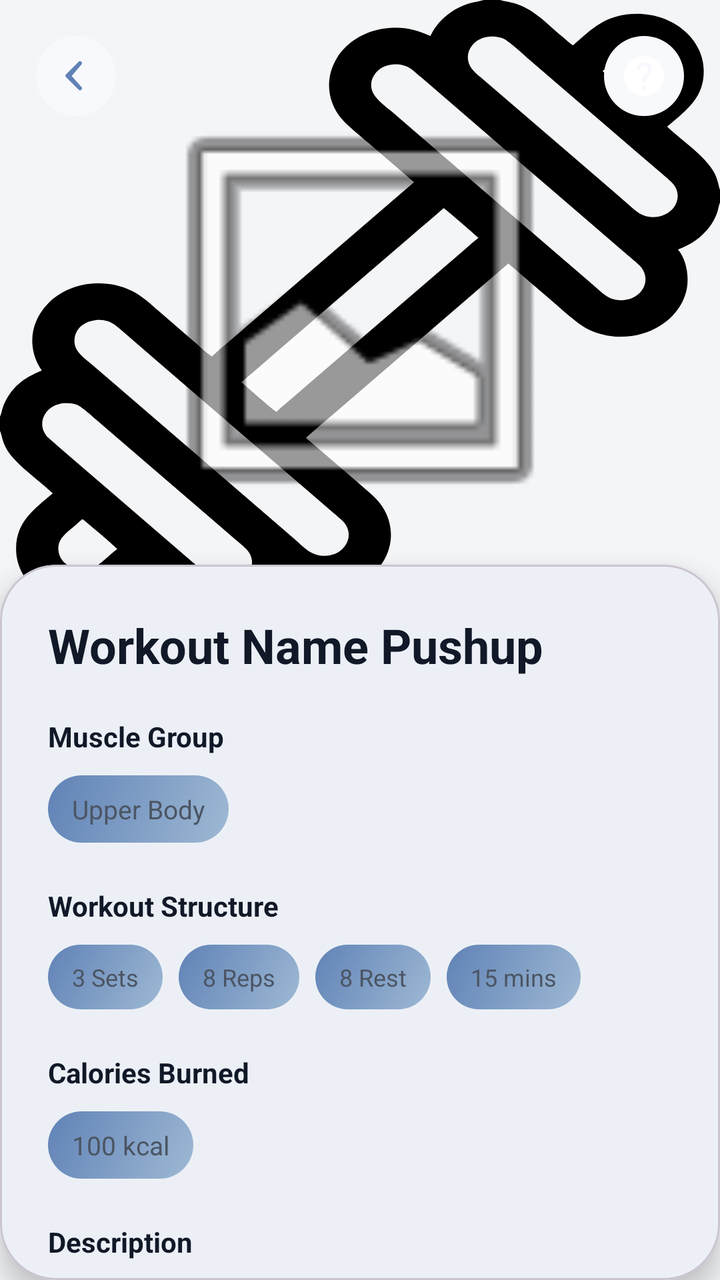
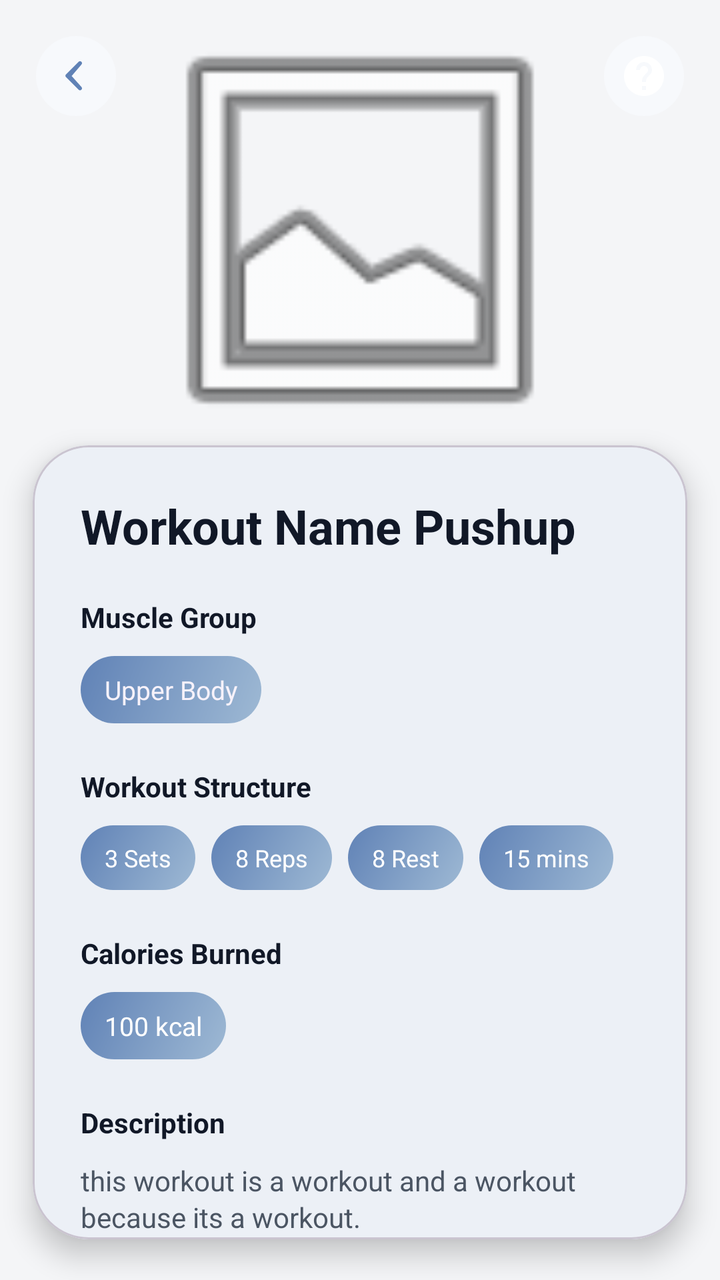

An Android layout rendered at two revisions. The XML below is the earlier revision; the diff shows what the commit changed to produce the second picture.
<!-- AndroidManifest.xml: application theme Theme.FlexiFitApp -->
<!-- res/layout/fragment_workout_detail.xml -->
<?xml version="1.0" encoding="utf-8"?>
<androidx.constraintlayout.widget.ConstraintLayout xmlns:android="http://schemas.android.com/apk/res/android"
    xmlns:app="http://schemas.android.com/apk/res-auto"
    android:layout_width="match_parent"
    android:layout_height="match_parent"
    android:background="#F4F5F7">

    <FrameLayout
        android:id="@+id/layoutWorkoutHero"
        android:layout_width="0dp"
        android:layout_height="310dp"
        android:background="@drawable/ic_workout"
        app:layout_constraintEnd_toEndOf="parent"
        app:layout_constraintStart_toStartOf="parent"
        app:layout_constraintTop_toTopOf="parent">

        <ImageButton
            android:id="@+id/btnBackWorkoutDetail"
            android:layout_width="40dp"
            android:layout_height="40dp"
            android:layout_marginStart="18dp"
            android:layout_marginTop="18dp"
            android:background="@drawable/bg_circle_soft"
            android:contentDescription="Back"
            android:padding="10dp"
            android:src="@drawable/baseline_arrow_left_ios_new_24" />

        <ImageButton
            android:id="@+id/btnHelpWorkoutDetail"
            android:layout_width="40dp"
            android:layout_height="40dp"
            android:layout_gravity="top|end"
            android:layout_marginTop="18dp"
            android:layout_marginEnd="18dp"
            android:background="@drawable/bg_circle_soft"
            android:contentDescription="Help"
            android:padding="8dp"
            android:src="@drawable/baseline_help_24"
            android:tint="@android:color/white" />

        <ImageView
            android:id="@+id/ivWorkoutHeroImage"
            android:layout_width="230dp"
            android:layout_height="230dp"
            android:layout_gravity="center"
            android:scaleType="fitCenter"
            android:src="@android:drawable/ic_menu_gallery" />
    </FrameLayout>

    <com.google.android.material.card.MaterialCardView
        android:id="@+id/cardWorkoutDetailContent"
        android:layout_width="0dp"
        android:layout_height="0dp"
        android:layout_marginTop="-28dp"
        app:cardBackgroundColor="@android:color/white"
        app:cardCornerRadius="28dp"
        app:cardElevation="8dp"
        app:layout_constraintBottom_toBottomOf="parent"
        app:layout_constraintEnd_toEndOf="parent"
        app:layout_constraintStart_toStartOf="parent"
        app:layout_constraintTop_toBottomOf="@id/layoutWorkoutHero">

        <androidx.core.widget.NestedScrollView
            android:layout_width="match_parent"
            android:layout_height="match_parent"
            android:fillViewport="true">

            <LinearLayout
                android:layout_width="match_parent"
                android:layout_height="wrap_content"
                android:orientation="vertical"
                android:padding="24dp">

                <TextView
                    android:id="@+id/tvWorkoutDetailTitle"
                    android:layout_width="wrap_content"
                    android:layout_height="wrap_content"
                    android:text="Workout Name Pushup"
                    android:textColor="#111827"
                    android:textSize="24sp"
                    android:textStyle="bold"
                    android:maxLines="2"
                    android:ellipsize="end" />

                <TextView
                    android:id="@+id/labelMuscleGroup"
                    android:layout_width="wrap_content"
                    android:layout_height="wrap_content"
                    android:layout_marginTop="20dp"
                    android:text="Muscle Group"
                    android:textColor="#111827"
                    android:textSize="14sp"
                    android:textStyle="bold" />

                <TextView
                    android:id="@+id/tvWorkoutMuscleGroup"
                    android:layout_width="wrap_content"
                    android:layout_height="wrap_content"
                    android:layout_marginTop="10dp"
                    android:background="@drawable/btn_gradient"
                    android:paddingHorizontal="12dp"
                    android:paddingVertical="8dp"
                    android:text="Upper Body"
                    android:textColor="#4B5563"
                    android:textSize="13sp" />

                <TextView
                    android:id="@+id/labelWorkoutStructure"
                    android:layout_width="wrap_content"
                    android:layout_height="wrap_content"
                    android:layout_marginTop="22dp"
                    android:text="Workout Structure"
                    android:textColor="#111827"
                    android:textSize="14sp"
                    android:textStyle="bold" />

                <HorizontalScrollView
                    android:layout_width="match_parent"
                    android:layout_height="wrap_content"
                    android:layout_marginTop="10dp"
                    android:scrollbars="none">

                    <LinearLayout
                        android:id="@+id/layoutWorkoutStructureTags"
                        android:layout_width="wrap_content"
                        android:layout_height="wrap_content"
                        android:orientation="horizontal">

                        <TextView
                            android:id="@+id/tvWorkoutSets"
                            android:layout_width="wrap_content"
                            android:layout_height="wrap_content"
                            android:layout_marginEnd="8dp"
                            android:background="@drawable/btn_gradient"
                            android:paddingHorizontal="12dp"
                            android:paddingVertical="8dp"
                            android:text="3 Sets"
                            android:textColor="#4B5563"
                            android:textSize="12sp" />

                        <TextView
                            android:id="@+id/tvWorkoutReps"
                            android:layout_width="wrap_content"
                            android:layout_height="wrap_content"
                            android:layout_marginEnd="8dp"
                            android:background="@drawable/btn_gradient"
                            android:paddingHorizontal="12dp"
                            android:paddingVertical="8dp"
                            android:text="8 Reps"
                            android:textColor="#4B5563"
                            android:textSize="12sp" />

                        <TextView
                            android:id="@+id/tvWorkoutRest"
                            android:layout_width="wrap_content"
                            android:layout_height="wrap_content"
                            android:layout_marginEnd="8dp"
                            android:background="@drawable/btn_gradient"
                            android:paddingHorizontal="12dp"
                            android:paddingVertical="8dp"
                            android:text="8 Rest"
                            android:textColor="#4B5563"
                            android:textSize="12sp" />

                        <TextView
                            android:id="@+id/tvWorkoutDuration"
                            android:layout_width="wrap_content"
                            android:layout_height="wrap_content"
                            android:background="@drawable/btn_gradient"
                            android:paddingHorizontal="12dp"
                            android:paddingVertical="8dp"
                            android:text="15 mins"
                            android:textColor="#4B5563"
                            android:textSize="12sp" />
                    </LinearLayout>
                </HorizontalScrollView>

                <TextView
                    android:id="@+id/labelCaloriesBurned"
                    android:layout_width="wrap_content"
                    android:layout_height="wrap_content"
                    android:layout_marginTop="22dp"
                    android:text="Calories Burned"
                    android:textColor="#111827"
                    android:textSize="14sp"
                    android:textStyle="bold" />

                <TextView
                    android:id="@+id/tvWorkoutCalories"
                    android:layout_width="wrap_content"
                    android:layout_height="wrap_content"
                    android:layout_marginTop="10dp"
                    android:background="@drawable/btn_gradient"
                    android:paddingHorizontal="12dp"
                    android:paddingVertical="8dp"
                    android:text="100 kcal"
                    android:textColor="#4B5563"
                    android:textSize="13sp" />

                <TextView
                    android:id="@+id/labelWorkoutDescription"
                    android:layout_width="wrap_content"
                    android:layout_height="wrap_content"
                    android:layout_marginTop="22dp"
                    android:text="Description"
                    android:textColor="#111827"
                    android:textSize="14sp"
                    android:textStyle="bold" />

                <TextView
                    android:id="@+id/tvWorkoutDetailDescription"
                    android:layout_width="match_parent"
                    android:layout_height="wrap_content"
                    android:layout_marginTop="10dp"
                    android:lineSpacingExtra="2dp"
                    android:text="this workout is a workout and a workout because its a workout."
                    android:textColor="#4B5563"
                    android:textSize="14sp" />

                <com.google.android.material.button.MaterialButton
                    android:id="@+id/btnOpenWorkoutTutorial"
                    android:layout_width="match_parent"
                    android:layout_height="54dp"
                    android:layout_marginTop="28dp"
                    android:text="Open Tutorial"
                    android:textAllCaps="false"
                    android:textColor="@android:color/white"
                    android:textStyle="bold"
                    app:backgroundTint="@null"
                    android:background="@drawable/btn_gradient"
                    app:cornerRadius="18dp" />

            </LinearLayout>
        </androidx.core.widget.NestedScrollView>
    </com.google.android.material.card.MaterialCardView>

</androidx.constraintlayout.widget.ConstraintLayout>
<!-- resources referenced by this layout -->
<resources>
  <!-- drawable baseline_arrow_left_ios_new_24 (drawable) -->
  <vector xmlns:android="http://schemas.android.com/apk/res/android"
      android:width="24dp"
      android:height="24dp"
      android:viewportWidth="24"
      android:viewportHeight="24"
      android:tint="@color/colorPrimary">
  
      <path
          android:fillColor="@android:color/white"
          android:pathData="M14.71,6.29c0.39,-0.39 0.39,-1.02 0,-1.41c-0.39,-0.39 -1.02,-0.39 -1.41,0l-6.3,6.29c-0.39,0.39 -0.39,1.02 0,1.41l6.3,6.29c0.39,0.39 1.02,0.39 1.41,0c0.39,-0.39 0.39,-1.02 0,-1.41L9.83,12l4.88,-5.71z"/>
  </vector>
  <!-- drawable baseline_help_24 (drawable) -->
  <vector xmlns:android="http://schemas.android.com/apk/res/android" android:autoMirrored="true" android:height="24dp" android:tint="#000000" android:viewportHeight="24" android:viewportWidth="24" android:width="24dp">
        
      <path android:fillColor="@android:color/white" android:pathData="M12,2C6.48,2 2,6.48 2,12s4.48,10 10,10 10,-4.48 10,-10S17.52,2 12,2zM13,19h-2v-2h2v2zM15.07,11.25l-0.9,0.92C13.45,12.9 13,13.5 13,15h-2v-0.5c0,-1.1 0.45,-2.1 1.17,-2.83l1.24,-1.26c0.37,-0.36 0.59,-0.86 0.59,-1.41 0,-1.1 -0.9,-2 -2,-2s-2,0.9 -2,2L8,9c0,-2.21 1.79,-4 4,-4s4,1.79 4,4c0,0.88 -0.36,1.68 -0.93,2.25z"/>
      
  </vector>
  <!-- drawable bg_circle_soft (drawable) -->
  <shape xmlns:android="http://schemas.android.com/apk/res/android">
      <corners android:radius="999dp"/>
      <solid android:color="@color/colorBackground"/>
  </shape>
  <!-- drawable btn_gradient (drawable) -->
  <?xml version="1.0" encoding="utf-8"?>
  <shape xmlns:android="http://schemas.android.com/apk/res/android">
      <gradient
          android:startColor="@color/gradientStart"
          android:endColor="@color/gradientEnd"
          android:angle="315"
          android:type="linear" />
  
      <corners android:radius="24dp" />
  </shape>
  <!-- drawable ic_workout: vector/xml drawable (drawable, 7285 chars, omitted) -->
  <style name="Theme.FlexiFitApp" parent="Base.Theme.FlexiFitApp">
          
          <item name="navigationViewStyle">@style/Widget.FlexiFit.NavigationView</item>
      </style>
  <color name="colorPrimary">#6082B6</color>
  <color name="colorBackground">#F7F9FC</color>
  <color name="gradientStart">#6082B6</color>
  <color name="gradientEnd">#9eb9d4   </color>
  <style name="Widget.FlexiFit.NavigationView" parent="Widget.Material3.NavigationView">
          
          <item name="android:background">@color/drawer_bg</item>
  
          
          <item name="itemTextColor">@color/nav_item_text_color</item>
          <item name="itemIconTint">@color/nav_item_icon_tint</item>
  
          
          <item name="itemBackground">@drawable/nav_item_background</item>
      </style>
  <color name="drawer_bg">#FFFFFF</color>
  <!-- drawable nav_item_background (drawable) -->
  <?xml version="1.0" encoding="utf-8"?>
  <selector xmlns:android="http://schemas.android.com/apk/res/android">
      
      <item android:state_checked="true" android:drawable="@drawable/nav_item_bg_selected" />
      
      <item android:drawable="@android:color/transparent" />
  </selector>
  <!-- drawable nav_item_bg_selected (drawable) -->
  <?xml version="1.0" encoding="utf-8"?>
  <shape xmlns:android="http://schemas.android.com/apk/res/android"
      android:shape="rectangle">
  
      <solid android:color="@color/nav_item_active_bg" />
  
      
      <corners android:radius="24dp" />
  
  </shape>
  <color name="nav_item_active_bg">@color/colorPrimary</color>
  <!-- unchanged entries left out for length: 1 -->
</resources>

<!-- the commit's change to res/layout/fragment_workout_detail.xml (unified diff, before → after) -->
@@ -8,8 +8,8 @@
     <FrameLayout
         android:id="@+id/layoutWorkoutHero"
         android:layout_width="0dp"
-        android:layout_height="310dp"
-        android:background="@drawable/ic_workout"
+        android:layout_height="wrap_content"
+        android:background="transparent"
         app:layout_constraintEnd_toEndOf="parent"
         app:layout_constraintStart_toStartOf="parent"
         app:layout_constraintTop_toTopOf="parent">
@@ -55,6 +55,7 @@
         app:cardBackgroundColor="@android:color/white"
         app:cardCornerRadius="28dp"
         app:cardElevation="8dp"
+        app:cardUseCompatPadding="true"
         app:layout_constraintBottom_toBottomOf="parent"
         app:layout_constraintEnd_toEndOf="parent"
         app:layout_constraintStart_toStartOf="parent"
@@ -101,7 +102,7 @@
                     android:paddingHorizontal="12dp"
                     android:paddingVertical="8dp"
                     android:text="Upper Body"
-                    android:textColor="#4B5563"
+                    android:textColor="@color/wave_color"
                     android:textSize="13sp" />
 
                 <TextView
@@ -135,7 +136,7 @@
                             android:paddingHorizontal="12dp"
                             android:paddingVertical="8dp"
                             android:text="3 Sets"
-                            android:textColor="#4B5563"
+                            android:textColor="@color/white"
                             android:textSize="12sp" />
 
                         <TextView
@@ -147,7 +148,7 @@
                             android:paddingHorizontal="12dp"
                             android:paddingVertical="8dp"
                             android:text="8 Reps"
-                            android:textColor="#4B5563"
+                            android:textColor="@color/white"
                             android:textSize="12sp" />
 
                         <TextView
@@ -159,7 +160,7 @@
                             android:paddingHorizontal="12dp"
                             android:paddingVertical="8dp"
                             android:text="8 Rest"
-                            android:textColor="#4B5563"
+                            android:textColor="@color/white"
                             android:textSize="12sp" />
 
                         <TextView
@@ -170,7 +171,7 @@
                             android:paddingHorizontal="12dp"
                             android:paddingVertical="8dp"
                             android:text="15 mins"
-                            android:textColor="#4B5563"
+                            android:textColor="@color/white"
                             android:textSize="12sp" />
                     </LinearLayout>
                 </HorizontalScrollView>
@@ -194,7 +195,7 @@
                     android:paddingHorizontal="12dp"
                     android:paddingVertical="8dp"
                     android:text="100 kcal"
-                    android:textColor="#4B5563"
+                    android:textColor="@color/white"
                     android:textSize="13sp" />
 
                 <TextView
@@ -224,8 +225,7 @@
                     android:layout_marginTop="28dp"
                     android:text="Open Tutorial"
                     android:textAllCaps="false"
-                    android:textColor="@android:color/white"
-                    android:textStyle="bold"
+                    android:textColor="@color/white"
                     app:backgroundTint="@null"
                     android:background="@drawable/btn_gradient"
                     app:cornerRadius="18dp" />
<!-- resource entries referenced after the edit -->
@@ -1,5 +1,7 @@
 <!-- resources referenced by this layout -->
 <resources>
+  <color name="wave_color">#F7F2FA</color>
+  <color name="white">#FFFFFF</color>
   <!-- drawable baseline_arrow_left_ios_new_24 (drawable) -->
   <vector xmlns:android="http://schemas.android.com/apk/res/android"
       android:width="24dp"
@@ -34,7 +36,6 @@
   
       <corners android:radius="24dp" />
   </shape>
-  <!-- drawable ic_workout: vector/xml drawable (drawable, 7285 chars, omitted) -->
   <style name="Theme.FlexiFitApp" parent="Base.Theme.FlexiFitApp">
           
           <item name="navigationViewStyle">@style/Widget.FlexiFit.NavigationView</item>
